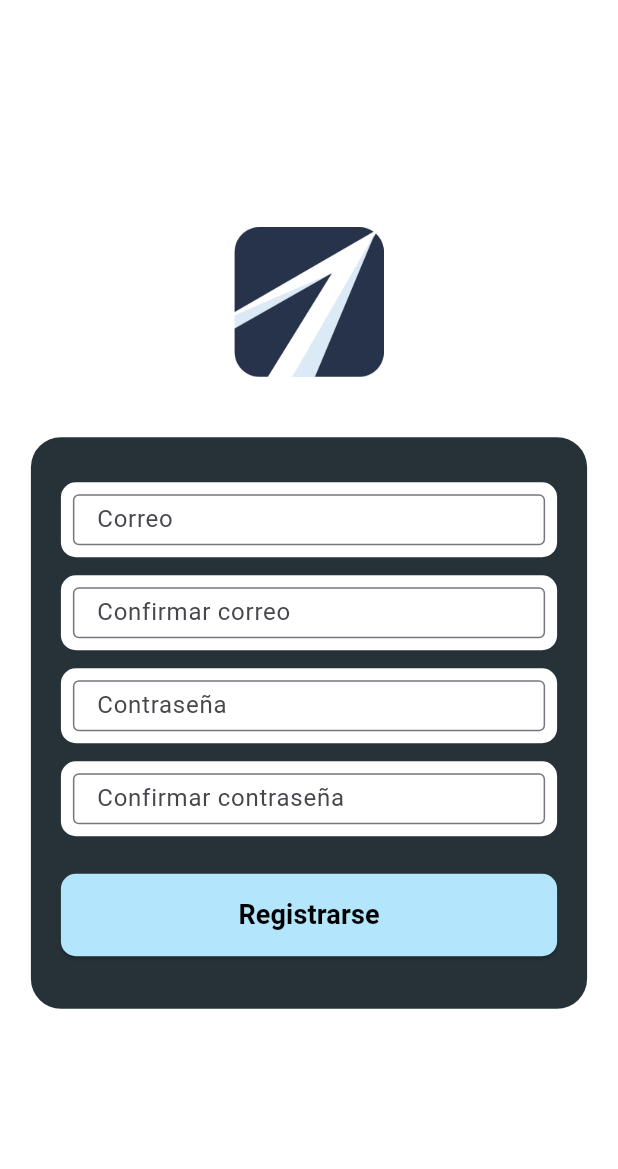
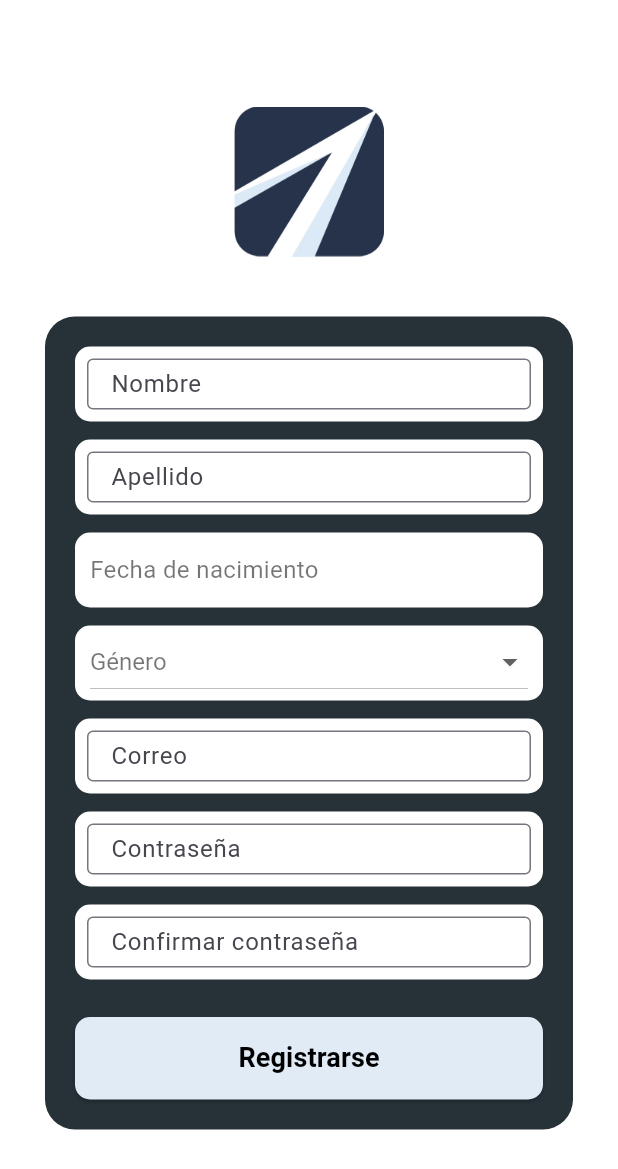
Before and after one commit to josephaven/viayage-frontend, a Flutter app: the RegisterPage screen opened by its route, on a phone screen of 412 x 824 dp. Shown: the top 1169 px of the screen. Run offline on Flutter 3.47's test engine with Material 3 defaults, Android fonts, the light colour scheme and no system bars; our stand-ins replace flutter_secure_storage; accounts and stored records are empty; network calls fail.

Commit message:
Se agregaron nuevos boxes en la page de registro, agregando nombre, apellido, fecha de nacimiento(datepicker) y genero(dropdown)

```diff
--- a/lib/views/register_page.dart
+++ b/lib/views/register_page.dart
@@ -8,34 +8,26 @@ class RegisterPage extends StatefulWidget {
 }
 
 class _RegisterPageState extends State<RegisterPage> {
+  final TextEditingController nameController = TextEditingController();
+  final TextEditingController lastNameController = TextEditingController();
   final TextEditingController emailController = TextEditingController();
-  final TextEditingController confirmEmailController = TextEditingController();
   final TextEditingController passwordController = TextEditingController();
   final TextEditingController confirmPasswordController = TextEditingController();
 
+  DateTime? selectedDate;
+  String? selectedGender;
+
   void register() async {
-    String email = emailController.text.trim();
-    String confirmEmail = confirmEmailController.text.trim();
-    String password = passwordController.text.trim();
-    String confirmPassword = confirmPasswordController.text.trim();
+    String email = emailController.text;
+    String password = passwordController.text;
+    String confirmPassword = confirmPasswordController.text;
 
-
-    bool emailValid = RegExp(r"^[a-zA-Z0-9._%+-]+@[a-zA-Z0-9.-]+\.[a-zA-Z]{2,}$").hasMatch(email);
-    if (!emailValid) {
+    if (!email.contains('@')) {
       ScaffoldMessenger.of(context).showSnackBar(
-        SnackBar(content: Text("Ingresa un correo válido")),
+        SnackBar(content: Text("Correo no válido")),
       );
       return;
     }
-
-
-    if (email != confirmEmail) {
-      ScaffoldMessenger.of(context).showSnackBar(
-        SnackBar(content: Text("Los correos no coinciden")),
-      );
-      return;
-    }
-
 
     if (password.length < 6) {
       ScaffoldMessenger.of(context).showSnackBar(
@@ -44,7 +36,6 @@ class _RegisterPageState extends State<RegisterPage> {
       return;
     }
 
-
     if (password != confirmPassword) {
       ScaffoldMessenger.of(context).showSnackBar(
         SnackBar(content: Text("Las contraseñas no coinciden")),
@@ -52,12 +43,9 @@ class _RegisterPageState extends State<RegisterPage> {
       return;
     }
 
-    bool success = await AuthService.register(email, password);
+    final success = await AuthService.register(email, password);
 
     if (success) {
-      ScaffoldMessenger.of(context).showSnackBar(
-        SnackBar(content: Text("Registro exitoso. Ahora puedes iniciar sesión.")),
-      );
       Navigator.pop(context);
     } else {
       ScaffoldMessenger.of(context).showSnackBar(
@@ -66,108 +54,174 @@ class _RegisterPageState extends State<RegisterPage> {
     }
   }
 
+  Future<void> _selectDate() async {
+    DateTime? picked = await showDatePicker(
+      context: context,
+      initialDate: DateTime(2000),
+      firstDate: DateTime(1900),
+      lastDate: DateTime.now(),
+      locale: const Locale('es', 'ES'),
+      builder: (context, child) {
+        return Theme(
+          data: ThemeData.light().copyWith(
+            colorScheme: ColorScheme.light(
+              primary: Color(0xFF263238),
+              onPrimary: Colors.white,
+              onSurface: Colors.black,
+            ),
+          ),
+          child: child!,
+        );
+      },
+    );
+
+    if (picked != null) {
+      setState(() {
+        selectedDate = picked;
+      });
+    }
+  }
+
 
   @override
   Widget build(BuildContext context) {
     return Scaffold(
-      backgroundColor: Colors.white, // Fondo blanco
+      backgroundColor: Colors.white,
       body: Center(
+        child: SingleChildScrollView(
+          padding: EdgeInsets.symmetric(horizontal: 30, vertical: 10),
           child: Column(
             mainAxisAlignment: MainAxisAlignment.center,
             children: [
-            // Logo
-            Image.asset(
-              'assets/logo.png',
-              height: 100,
-            ),
-
+              Image.asset('assets/logo.png', height: 100),
               SizedBox(height: 40),
-
-            // Contenedor del formulario
               Container(
-              width: MediaQuery.of(context).size.width * 0.9,
+                width: MediaQuery.of(context).size.width,
                 padding: EdgeInsets.all(20),
                 decoration: BoxDecoration(
-                color: Colors.blueGrey[900], // Fondo oscuro
+                  color: Colors.blueGrey[900],
                   borderRadius: BorderRadius.circular(20),
                 ),
                 child: Column(
-                mainAxisSize: MainAxisSize.min,
                   children: [
-                  SizedBox(height: 10),
+                    // Nombre
+                    buildInputField("Nombre", nameController),
+                    SizedBox(height: 12),
 
-                  // Campos de texto
-                  SizedBox(
+                    // Apellido
+                    buildInputField("Apellido", lastNameController),
+                    SizedBox(height: 12),
+
+                    // Fecha de nacimiento
+                    GestureDetector(
+                      onTap: _selectDate,
+                      child: Container(
                         height: 50,
-                    child: Container(
+                        alignment: Alignment.centerLeft,
+                        padding: EdgeInsets.symmetric(horizontal: 10),
                         decoration: BoxDecoration(
-                        color: Colors.white, // Fondo claro
+                          color: Colors.white,
                           borderRadius: BorderRadius.circular(10),
                         ),
-                      child: TextInput(label: "Correo", controller: emailController),
+                        child: Text(
+                          selectedDate == null
+                              ? 'Fecha de nacimiento'
+                              : "${selectedDate!.day}/${selectedDate!.month}/${selectedDate!.year}",
+                          style: TextStyle(color: Colors.black54, fontSize: 16),
+                        ),
                       ),
                     ),
                     SizedBox(height: 12),
 
-                  SizedBox(
+                    // Género
+                    Container(
                       height: 50,
-                    child: Container(
+                      padding: EdgeInsets.symmetric(horizontal: 10),
                       decoration: BoxDecoration(
-                        color: Colors.white, // Fondo claro
+                        color: Colors.white,
                         borderRadius: BorderRadius.circular(10),
                       ),
-                      child: TextInput(label: "Confirmar correo", controller: confirmEmailController),
+                      child: DropdownButton<String>(
+                        value: selectedGender,
+                        isExpanded: true,
+                        hint: Text(
+                          "Género",
+                          style: TextStyle(color: Colors.black54, fontSize: 16),
+                        ),
+                        dropdownColor: Colors.white, // Fondo del dropdown
+                        borderRadius: BorderRadius.circular(10),
+                        style: TextStyle(color: Colors.black, fontSize: 16), // Texto seleccionado
+                        items: ["Masculino", "Femenino", "Otro"]
+                            .map((gender) => DropdownMenuItem(
+                          value: gender,
+                          child: Text(
+                            gender,
+                            style: TextStyle(color: Colors.black),
+                          ),
+                        ))
+                            .toList(),
+                        onChanged: (value) {
+                          setState(() {
+                            selectedGender = value!;
+                          });
+                        },
+                      ),
+
+                    ),
+
+                    SizedBox(height: 12),
+
+                    // Correo
+                    buildInputField("Correo", emailController),
+                    SizedBox(height: 12),
+
+                    // Contraseña
+                    buildInputField("Contraseña", passwordController, isPassword: true),
+                    SizedBox(height: 12),
+
+                    // Confirmar Contraseña
+                    buildInputField("Confirmar contraseña", confirmPasswordController, isPassword: true),
+                    SizedBox(height: 25),
+
+                    SizedBox(
+                      width: double.infinity,
+                      height: 55,
+                      child: ElevatedButton(
+                        onPressed: register,
+                        style: ElevatedButton.styleFrom(
+                          backgroundColor: Color(0xFFE0EBF6),
+                          shape: RoundedRectangleBorder(
+                            borderRadius: BorderRadius.circular(10),
                           ),
                         ),
-                  SizedBox(height: 12),
-
-                  SizedBox(
-                    height: 50,
-                    child: Container(
-                      decoration: BoxDecoration(
-                        color: Colors.white, // Fondo claro
-                        borderRadius: BorderRadius.circular(10),
-                      ),
-                      child: TextInput(label: "Contraseña", controller: passwordController, isPassword: true),
+                        child: Text(
+                          "Registrarse",
+                          style: TextStyle(fontSize: 18, fontWeight: FontWeight.bold, color: Colors.black),
                         ),
                       ),
-                  SizedBox(height: 12),
+                    )
+                  ],
+                ),
+              ),
+            ],
+          ),
+        ),
+      ),
+    );
+  }
 
-                  SizedBox(
+  Widget buildInputField(String label, TextEditingController controller, {bool isPassword = false}) {
+    return SizedBox(
       height: 50,
       child: Container(
         decoration: BoxDecoration(
           color: Colors.white,
           borderRadius: BorderRadius.circular(10),
         ),
-                      child: TextInput(label: "Confirmar contraseña", controller: confirmPasswordController, isPassword: true),
-                    ),
-                  ),
-                  SizedBox(height: 25),
-
-                  // Botón de "Registrarse"
-                  SizedBox(
-                    width: double.infinity,
-                    height: 55,
-                    child: ElevatedButton(
-                      style: ElevatedButton.styleFrom(
-                        backgroundColor: Colors.lightBlue[100], // Color del botón
-                        shape: RoundedRectangleBorder(
-                          borderRadius: BorderRadius.circular(10),
-                        ),
-                      ),
-                      onPressed: register,
-                      child: Text(
-                        "Registrarse",
-                        style: TextStyle(fontSize: 18, fontWeight: FontWeight.bold, color: Colors.black),
-                      ),
-                    ),
-                  ),
-                  SizedBox(height: 15),
-                ],
-              ),
-            ),
-          ],
+        child: TextInput(
+          label: label,
+          controller: controller,
+          isPassword: isPassword,
         ),
       ),
     );
--- a/pubspec.yaml
+++ b/pubspec.yaml
@@ -29,6 +29,9 @@ environment:
 # versions available, run `flutter pub outdated`.
 dependencies:
   flutter:
+    sdk: flutter
+
+  flutter_localizations:
     sdk: flutter
 
   # The following adds the Cupertino Icons font to your application.
```
Also changed, not shown: lib/main.dart (+15 -0 lines), lib/services/auth_service.dart (+14 -0 lines), lib/views/forgot_password_page.dart (added, +111 -0 lines), lib/views/login_page.dart (+13 -12 lines), lib/views/reset_password_page.dart (added, +137 -0 lines), lib/views/welcome_page.dart (+4 -4 lines), pubspec.lock. Lines whose indentation alone changed are shown as unchanged.
